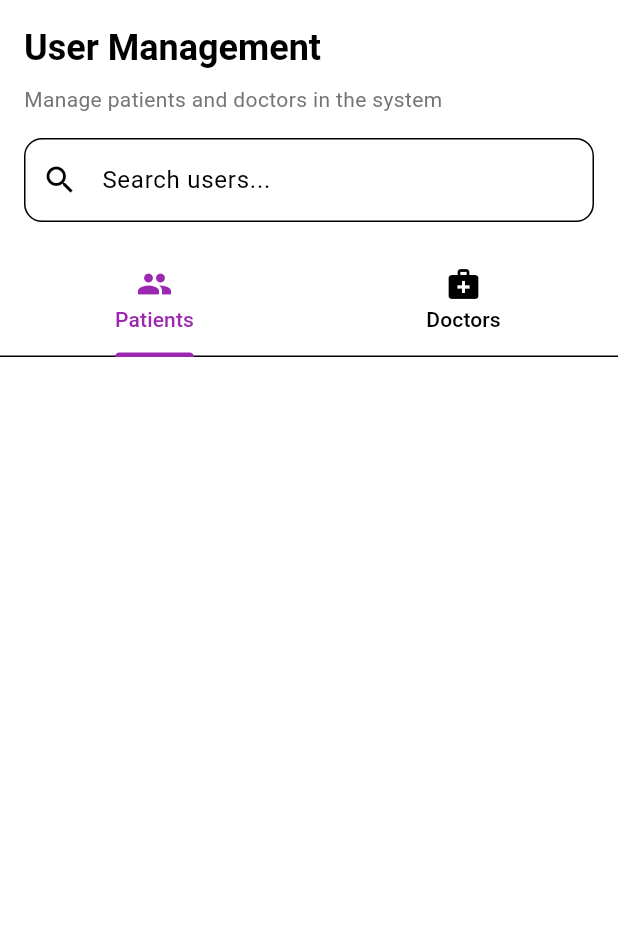
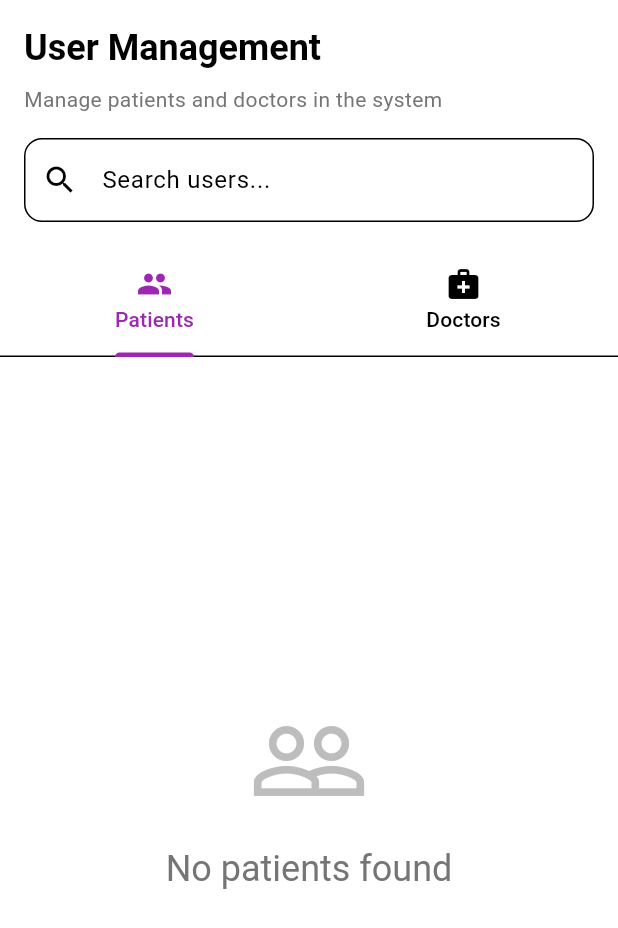
Before and after one commit to Peterjakes/hospital_management_system, a Flutter app: the AdminUsersScreen widget shown alone on an empty page, opened directly, on a phone screen of 412 x 824 dp. Shown: the top 928 px of the screen. Run offline on Flutter 3.47's test engine with Material 3 defaults, Android fonts, the phone set to English and light mode, and no system bars; our stand-ins replace cloud_firestore, firebase_auth, firebase_core; accounts and stored records are empty.

Commit message:
implemented patient and doctor tabs with lists and empty state

```diff
--- a/lib/screens/admin/admin_users_screen.dart
+++ b/lib/screens/admin/admin_users_screen.dart
@@ -52,8 +52,8 @@ class _AdminUsersScreenState extends State<AdminUsersScreen>
           child: TabBarView(
             controller: _tabController,
             children: [
-              Container(), // patients tab placeholder
-              Container(), // doctors tab placeholder
+              _buildPatientsTab(),
+              _buildDoctorsTab(),
             ],
           ),
         ),
@@ -93,4 +93,81 @@ class _AdminUsersScreenState extends State<AdminUsersScreen>
       ),
     );
   }
+
+  Widget _buildPatientsTab() {
+    return Consumer<PatientProvider>(
+      builder: (context, patientProvider, child) {
+        if (patientProvider.isLoading) {
+          return const Center(child: CircularProgressIndicator());
+        }
+        final patients = patientProvider.filteredPatients;
+        if (patients.isEmpty) {
+          return _buildEmptyState('No patients found');
+        }
+        return RefreshIndicator(
+          onRefresh: () => patientProvider.refreshPatients(),
+          child: ListView.builder(
+            padding: const EdgeInsets.all(16),
+            itemCount: patients.length,
+            itemBuilder: (context, index) =>
+                _buildPatientCard(patients[index], patientProvider),
+          ),
+        );
+      },
+    );
+  }
+
+  Widget _buildDoctorsTab() {
+    return Consumer<DoctorProvider>(
+      builder: (context, doctorProvider, child) {
+        if (doctorProvider.isLoading) {
+          return const Center(child: CircularProgressIndicator());
+        }
+        final doctors = doctorProvider.filteredDoctors;
+        if (doctors.isEmpty) {
+          return _buildEmptyState('No doctors found');
+        }
+        return RefreshIndicator(
+          onRefresh: () => doctorProvider.refreshDoctors(),
+          child: ListView.builder(
+            padding: const EdgeInsets.all(16),
+            itemCount: doctors.length,
+            itemBuilder: (context, index) =>
+                _buildDoctorCard(doctors[index], doctorProvider),
+          ),
+        );
+      },
+    );
+  }
+
+  Widget _buildEmptyState(String message) {
+    return Center(
+      child: Column(
+        mainAxisAlignment: MainAxisAlignment.center,
+        children: [
+          Icon(Icons.people_outline, size: 80, color: Colors.grey[400]),
+          const SizedBox(height: 16),
+          Text(message,
+              style: Theme.of(context)
+                  .textTheme
+                  .headlineSmall
+                  ?.copyWith(color: Colors.grey[600])),
+        ],
+      ),
+    );
+  }
+
+
+  Widget _buildPatientCard(patient, PatientProvider patientProvider) {
+    return Container(
+      child: Text('Patient card implementation needed'),
+    );
+  }
+
+
+  Widget _buildDoctorCard(doctor, DoctorProvider doctorProvider) {
+    return Container(
+      child: Text('Doctor card implementation needed'),
+    );
+  }
 }
```
